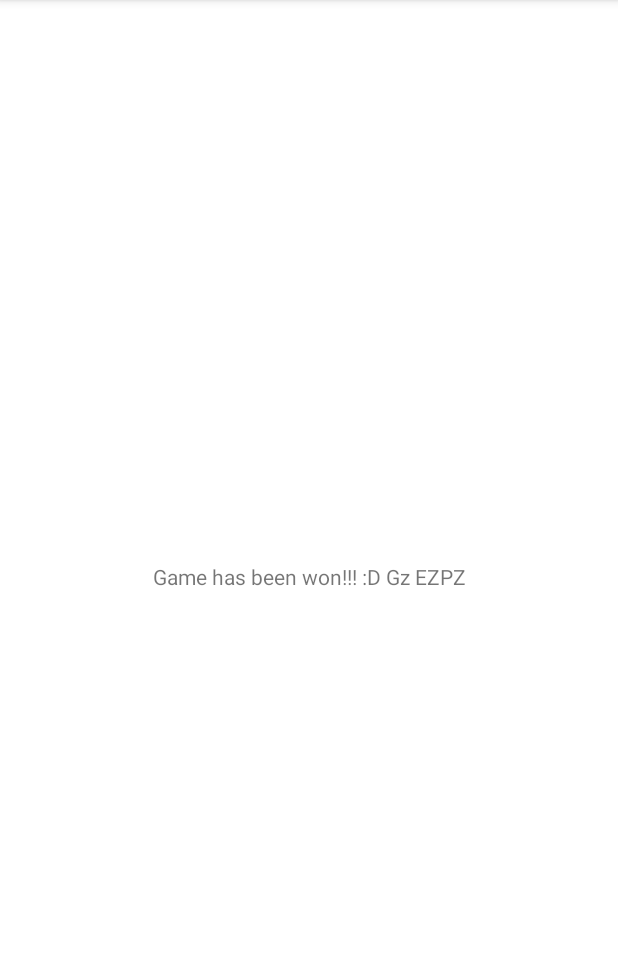
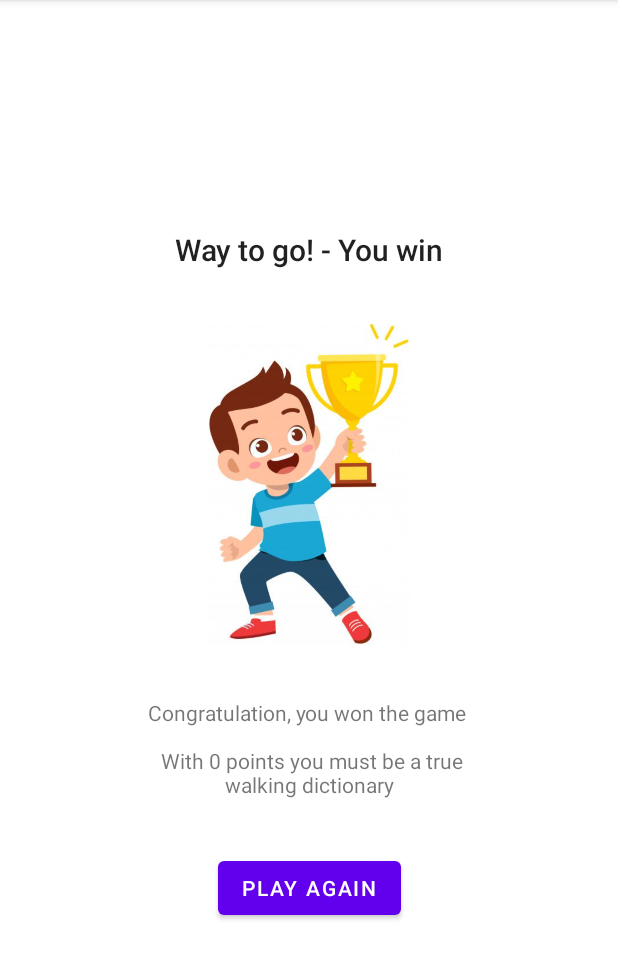
Before and after one commit to rjdp123/s205357-Wheel_of_Fortune, an Android app: the fragment GameWonFragment placed in its activity, on a phone screen of 412 x 824 dp, the part 84-1063 px from its top. Run offline under Robolectric (Android 15) with nearby library versions, the phone set to English and light mode, and no system bars.

Commit message:
Win fragment

```diff
--- a/app/src/main/java/com/example/s205357_wheeloffortune/fragments/GamePlayFragment.kt
+++ b/app/src/main/java/com/example/s205357_wheeloffortune/fragments/GamePlayFragment.kt
@@ -78,7 +78,7 @@ class GamePlayFragment() : Fragment() {
         if (mainActivity.continueButton || mainActivity.enableLetterButtons) {
             view.findViewById<TextView>(R.id.spinResult).text = mainActivity.spinnedString
         } else {
-            view.findViewById<TextView>(R.id.spinResult).text = "hej"
+            view.findViewById<TextView>(R.id.spinResult).text = ""
         }
 
 
--- a/app/src/main/java/com/example/s205357_wheeloffortune/fragments/GameWonFragment.kt
+++ b/app/src/main/java/com/example/s205357_wheeloffortune/fragments/GameWonFragment.kt
@@ -4,11 +4,27 @@ import android.os.Bundle
 import android.view.LayoutInflater
 import android.view.View
 import android.view.ViewGroup
+import android.widget.Button
+import android.widget.TextView
 import androidx.fragment.app.Fragment
+import com.example.s205357_wheeloffortune.MainActivity
 import com.example.s205357_wheeloffortune.R
 
 class GameWonFragment : Fragment() {
     override fun onCreateView(inflater: LayoutInflater, container: ViewGroup?, savedInstanceState: Bundle?): View? {
-        return inflater.inflate(R.layout.game_won_fragment, container, false)
+        val view = inflater.inflate(R.layout.game_won_fragment, container, false)
+
+        view.findViewById<TextView>(R.id.textView).text = "Congratulation, you won the game \n\n With " + (activity as MainActivity).points + " points you must be a true walking dictionary"
+
+        // Replay
+        val knap = view.findViewById<Button>(R.id.replay)
+        knap.setOnClickListener {
+            // Følgende link brugt til hvordan man kalder metode fra activity i fragment
+            // https://www.tutorialspoint.com/how-to-call-an-activity-method-from-a-fragment-in-android-app-using-kotlin
+
+            (activity as MainActivity).newGame()
+        }
+
+        return view
     }
 }
--- a/app/src/main/res/layout/game_won_fragment.xml
+++ b/app/src/main/res/layout/game_won_fragment.xml
@@ -1,16 +1,59 @@
 <?xml version="1.0" encoding="utf-8"?>
 <androidx.constraintlayout.widget.ConstraintLayout xmlns:android="http://schemas.android.com/apk/res/android"
     xmlns:app="http://schemas.android.com/apk/res-auto"
+    xmlns:tools="http://schemas.android.com/tools"
     android:layout_width="match_parent"
     android:layout_height="match_parent">
 
-    <TextView
-        android:id="@+id/textView"
-        android:layout_width="wrap_content"
+    <androidx.constraintlayout.widget.ConstraintLayout
+        android:id="@+id/constraintLayout"
+        android:layout_width="match_parent"
         android:layout_height="wrap_content"
-        android:text="Game has been won!!! :D Gz EZPZ"
         app:layout_constraintBottom_toBottomOf="parent"
-        app:layout_constraintEnd_toEndOf="parent"
-        app:layout_constraintStart_toStartOf="parent"
-        app:layout_constraintTop_toTopOf="parent" />
+        app:layout_constraintTop_toTopOf="parent">
+
+        <TextView
+            android:id="@+id/textView"
+            android:layout_width="255dp"
+            android:layout_height="wrap_content"
+            android:text="Congratulation \n You won the game"
+            android:textAlignment="center"
+            app:layout_constraintEnd_toEndOf="parent"
+            app:layout_constraintStart_toStartOf="parent"
+            app:layout_constraintTop_toBottomOf="@id/imageView"
+            android:layout_marginTop="35dp"/>
+
+        <TextView
+            android:id="@+id/textView2"
+            android:layout_width="wrap_content"
+            android:layout_height="wrap_content"
+            android:text="Way to go! - You win"
+            android:textAppearance="@style/TextAppearance.AppCompat.Title"
+            app:layout_constraintEnd_toEndOf="parent"
+            app:layout_constraintStart_toStartOf="parent"
+            app:layout_constraintTop_toTopOf="parent" />
+
+        <ImageView
+            android:id="@+id/imageView"
+            android:layout_width="wrap_content"
+            android:layout_height="250dp"
+            android:paddingTop="35dp"
+            app:layout_constraintEnd_toEndOf="parent"
+            app:layout_constraintStart_toStartOf="parent"
+            app:layout_constraintTop_toBottomOf="@+id/textView2"
+            app:srcCompat="@drawable/win"/>
+
+        <Button
+            android:id="@+id/replay"
+            android:layout_width="wrap_content"
+            android:layout_height="wrap_content"
+            android:text="Play again"
+            app:layout_constraintTop_toBottomOf="@id/textView"
+            app:layout_constraintBottom_toBottomOf="parent"
+            app:layout_constraintEnd_toEndOf="parent"
+            app:layout_constraintStart_toStartOf="parent"
+            android:layout_marginTop="35dp"/>
+
+    </androidx.constraintlayout.widget.ConstraintLayout>
+
 </androidx.constraintlayout.widget.ConstraintLayout>
```
Also changed, not shown: app/src/main/res/drawable/win.png (added).
